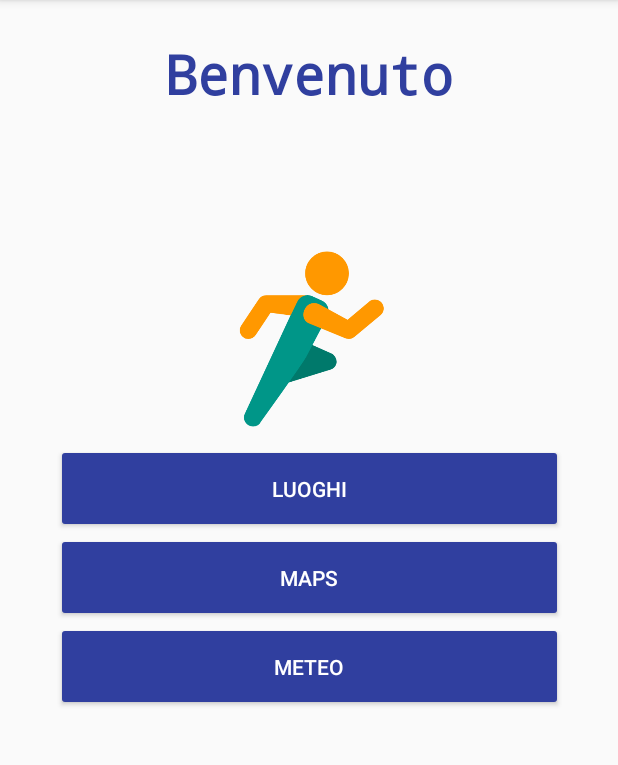
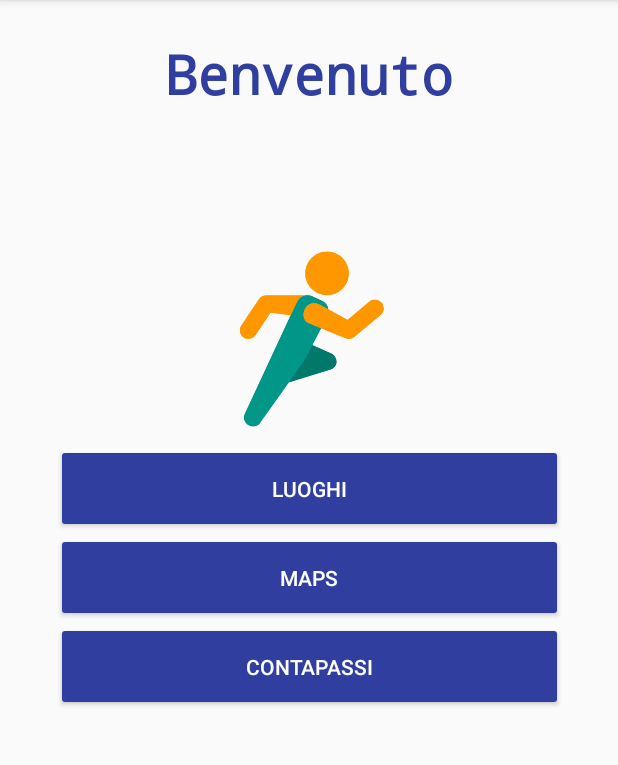
Before and after one commit to matteocaiazzo/APPLICAZIONEESAME, an Android app: the HomeActivity screen opened directly, with no data from a screen before it, on a phone screen of 412 x 824 dp, the part 84-849 px from its top. Run offline under Robolectric (Android 15) with nearby library versions, the phone set to English and light mode, and no system bars.

Commit message:
implementata funzione contapassi

```diff
--- a/app/src/main/AndroidManifest.xml
+++ b/app/src/main/AndroidManifest.xml
@@ -1,7 +1,6 @@
 <?xml version="1.0" encoding="utf-8"?>
 <manifest xmlns:android="http://schemas.android.com/apk/res/android"
     package="com.androstock.myweatherapp">
-
     <!--
          The ACCESS_COARSE/FINE_LOCATION permissions are not required to use
          Google Maps Android API v2, but you must specify either coarse or fine
@@ -18,7 +17,7 @@
         android:roundIcon="@mipmap/ic_launcher_round"
         android:supportsRtl="true"
         android:theme="@style/AppTheme">
-
+        <activity android:name=".ContapassiActivity"></activity>
         <!--
              The API key for Google Maps-based APIs is defined as a string resource.
              (See the file "res/values/google_maps_api.xml").
@@ -33,7 +32,7 @@
 
         <activity
             android:name=".MapsActivity"
-            android:label="@string/title_activity_maps"></activity>
+            android:label="@string/title_activity_maps" />
         <activity android:name=".LuoghiActivity" />
         <activity android:name=".HomeActivity" />
         <activity android:name=".MainActivity">
--- a/app/src/main/java/com/androstock/myweatherapp/HomeActivity.java
+++ b/app/src/main/java/com/androstock/myweatherapp/HomeActivity.java
@@ -27,11 +27,11 @@ public class HomeActivity extends AppCompatActivity {
         );
 
 
-        Button meteo = (Button) this.<View>findViewById(R.id.b_meteo);
+        Button meteo = (Button) this.<View>findViewById(R.id.b_contapassi);
         meteo.setOnClickListener(new View.OnClickListener() {
                                      @Override
                                      public void onClick(View v){
-                                         Intent i=new Intent(HomeActivity.this,MainActivity.class);
+                                         Intent i=new Intent(HomeActivity.this,ContapassiActivity.class);
                                          startActivity(i);
                                      }
                                  }
@@ -51,5 +51,8 @@ public class HomeActivity extends AppCompatActivity {
 
 
 
+
+
+
     }
 }
--- a/app/src/main/res/layout/activity_home.xml
+++ b/app/src/main/res/layout/activity_home.xml
@@ -55,15 +55,14 @@
             android:text="@string/maps" />
 
         <Button
-            android:id="@+id/b_meteo"
+            android:id="@+id/b_contapassi"
             android:layout_width="match_parent"
             android:layout_height="wrap_content"
             android:paddingBottom="20dp"
             android:paddingTop="20dp"
             android:textColor="@android:color/background_light"
             android:backgroundTint="@color/colorPrimaryDark"
-            android:text="@string/meteo" />
-
+            android:text="@string/contapassi" />
 
 
 
--- a/app/src/main/res/layout/activity_luoghi.xml
+++ b/app/src/main/res/layout/activity_luoghi.xml
@@ -132,6 +132,7 @@
                 android:paddingBottom="5dp"
                 android:textIsSelectable="true"
                 android:textSize="18sp" />
+
         </LinearLayout>
 
         <LinearLayout
--- a/app/src/main/res/values/strings.xml
+++ b/app/src/main/res/values/strings.xml
@@ -6,6 +6,7 @@
     <string name="luoghi">Luoghi</string>
     <string name="maps">Maps</string>
     <string name="meteo">Meteo</string>
+    <string name="contapassi">Contapassi</string>
 
 
     <string name="destinazione">Destinazione</string>
@@ -14,5 +15,8 @@
     <string name="servizi">Servizi</string>
     <string name="sitoweb">Sito Web</string>
 
+    <string name="passipercorsioggi">Passi percorsi oggi</string>
+    <string name="passitotalipercorsi">Passi totali percorsi</string>
+
 
 </resources>
```
Also changed, not shown: app/src/main/java/com/androstock/myweatherapp/LuoghiActivity.java (+8 -0 lines).
